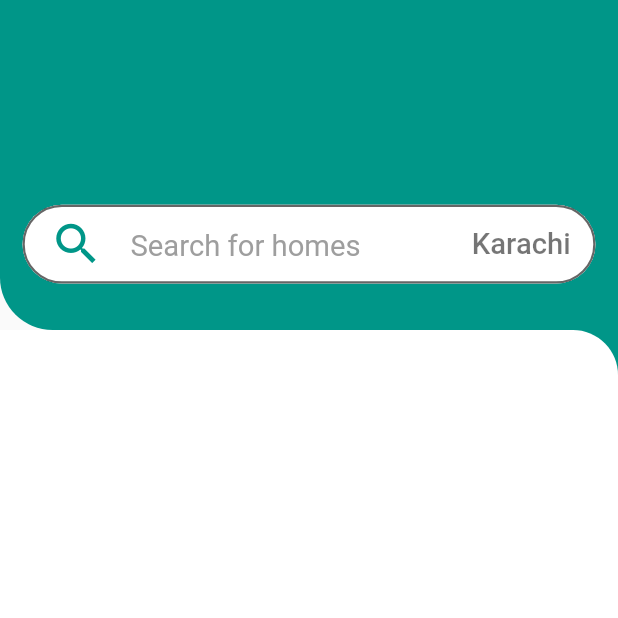
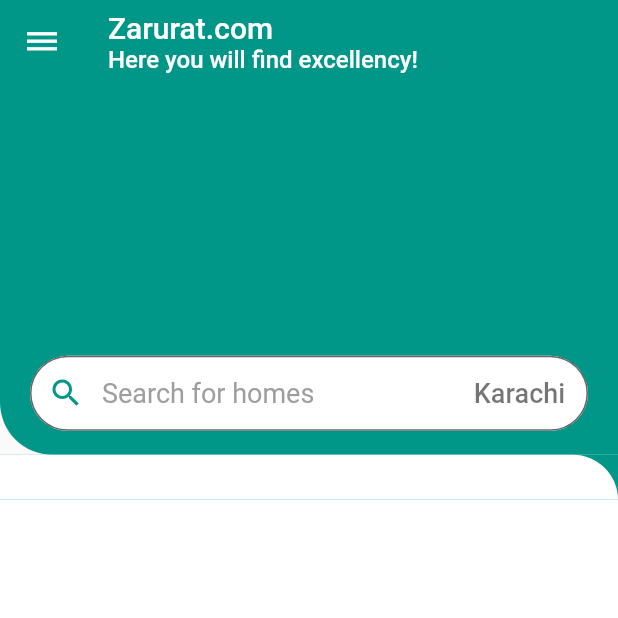
Before and after one commit to tauqeerkhattak/zarurat, a Flutter app: the screen it shows after launch, on a phone screen of 412 x 824 dp, the top half of it. Run offline on Flutter 3.47's test engine with Material 2 defaults, Android fonts, the phone set to English and light mode, and no system bars; drawn by our look-alikes of animated_text_kit; missing offline and left inert: select_dialog.

Commit message:
Homepage in progress #1

```diff
--- a/lib/Home/home.dart
+++ b/lib/Home/home.dart
@@ -1,6 +1,7 @@
+import 'package:animated_text_kit/animated_text_kit.dart';
 import 'package:flutter/cupertino.dart';
 import 'package:flutter/material.dart';
-import 'package:zarurat/Models/custom_dropdown.dart';
+import 'package:select_dialog/select_dialog.dart';
 import 'package:zarurat/Models/search_bar.dart';
 
 import '../data.dart';
@@ -18,11 +19,12 @@
   double counter = 0.0;
   TextEditingController searchController = TextEditingController();
   String selectedItem = 'Karachi';
-  List <DropdownMenuItem> cityDropdown = [
-    DropdownMenuItem(
-      value: 'Karachi',
-      child: Text('Karachi'),
-    ),
+  List <String> cities = [
+    'Karachi',
+    'Lahore',
+    'Islamabad',
+    'Sanghar',
+    'Hyderabad',
   ];
 
   @override
@@ -55,29 +57,108 @@
   @override
   Widget build(BuildContext context) {
     return Scaffold(
+      appBar: (bottomVisible)?AppBar(
+        leading: Icon(
+          Icons.dehaze,
+        ),
+        backgroundColor: Data.primaryColor,
+        elevation: 0.0,
+        title: Column(
+          children: [
+            Align(
+              alignment: Alignment.centerLeft,
+              child: Text(
+                'Zarurat.com',
+                style: TextStyle(
+                  color: Data.secondaryColor,
+                ),
+              ),
+            ),
+            Row(
+              children: [
+                Text(
+                  'Here you will find ',
+                  style: TextStyle(
+                    fontSize: 16,
+                    color: Data.secondaryColor,
+                  ),
+                ),
+                AnimatedTextKit(
+                  animatedTexts: [
+                    TyperAnimatedText(
+                      'excellency!',
+                      speed: Duration(milliseconds: 250),
+                      textStyle: TextStyle(
+                        fontSize: 16,
+                      ),
+                    ),
+                    TyperAnimatedText(
+                      'reliability!',
+                      speed: Duration(milliseconds: 250),
+                      textStyle: TextStyle(
+                        fontSize: 16,
+                      ),
+                    ),
+                    TyperAnimatedText(
+                      'productivity!',
+                      speed: Duration(milliseconds: 250),
+                      textStyle: TextStyle(
+                        fontSize: 16,
+                      ),
+                    ),
+                  ],
+                ),
+              ],
+            ),
+          ],
+        ),
+      ):null,
       body: SafeArea(
         child: Stack(
           children: [
             NestedScrollView(
               controller: _controller,
+              floatHeaderSlivers: true,
               headerSliverBuilder: (BuildContext context,bool isInnerBoxSelected) {
                 return <Widget>[
                   SliverAppBar(
                     backgroundColor: (bottomVisible)?Colors.transparent:Data.primaryColor,
                     floating: false,
                     pinned: true,
-                    expandedHeight: 220,
+                    expandedHeight: MediaQuery.of(context).size.height * 0.30,
+                    collapsedHeight: MediaQuery.of(context).size.height * 0.10,
                     flexibleSpace: FlexibleSpaceBar(
                       centerTitle: true,
-                      title: InkWell(
-                        onTap: () {
-                          // CustomDropdown(
-                          //   dropdownItems: cityDropdown,
-                          // );
-                        },
-                        child: SearchBar(
-                          hintTxt: 'Search for Homes',
-                          controller: searchController,
+                      title: FittedBox(
+                        child: SizedBox(
+                          width: MediaQuery.of(context).size.width,
+                          height: 50,
+                          child: Container(
+                            margin: EdgeInsets.only(left: 10,right: 10),
+                            child: InkWell(
+                              onTap: () {
+                                print('city tapped!');
+                                SelectDialog.showModal(
+                                  context,
+                                  label: 'Please Select your City',
+                                  selectedValue: selectedItem,
+                                  items: cities,
+                                  onChange: (selected) {
+                                    setState(() {
+                                      selectedItem = selected.toString();
+                                    });
+                                  }
+                                );
+                              },
+                              child: IgnorePointer(
+                                child: SearchBar(
+                                  hintTxt: 'Search for Homes',
+                                  controller: searchController,
+                                  suffixText: selectedItem,
+                                ),
+                              ),
+                            ),
+                          ),
                         ),
                       ),
                       background: Container(
--- a/lib/Models/search_bar.dart
+++ b/lib/Models/search_bar.dart
@@ -4,17 +4,18 @@
 import 'package:zarurat/data.dart';
 
 class SearchBar extends StatelessWidget {
-  final String hintTxt;
+  final String hintTxt,suffixText;
   final TextEditingController controller;
 
-  SearchBar({required this.hintTxt, required this.controller});
+  SearchBar({required this.hintTxt, required this.controller,required this.suffixText});
 
   @override
   Widget build(BuildContext context) {
-    return Container(
+    return SafeArea(
+      child: Container(
         height: 35,
         padding: EdgeInsets.all(0.0),
-      margin: EdgeInsets.only(right: 10.0,left: 10.0,bottom: 10),
+        margin: EdgeInsets.only(right: 10.0,left: 10.0),
         decoration: BoxDecoration(
           color: Data.secondaryColor,
           borderRadius: BorderRadius.circular(30),
@@ -25,7 +26,7 @@
           decoration: InputDecoration(
             hintStyle: TextStyle(
               color: Colors.grey,
-            fontSize: 13,
+              fontSize: 18,
             ),
             hintText: 'Search for homes',
             filled: true,
@@ -54,10 +55,11 @@
               child: Center(
                 widthFactor: 1.5,
                 child: Text(
-                'Karachi',
+                  suffixText,
                   style: TextStyle(
                     color: Colors.black54,
-                  fontSize: 13,
+                    fontSize: 18,
+                  ),
                 ),
               ),
             ),
--- a/pubspec.yaml
+++ b/pubspec.yaml
@@ -29,7 +29,7 @@
   # Use with the CupertinoIcons class for iOS style icons.
   cupertino_icons: ^1.0.2
   animated_text_kit: ^4.2.1
-  search_choices: ^2.0.3
+  select_dialog: ^2.0.0
 
 dev_dependencies:
   flutter_test:
```
Also changed, not shown: lib/Models/custom_dropdown.dart (deleted, +0 -40 lines), pubspec.lock, 4 other files. Lines whose indentation alone changed are shown as unchanged.
